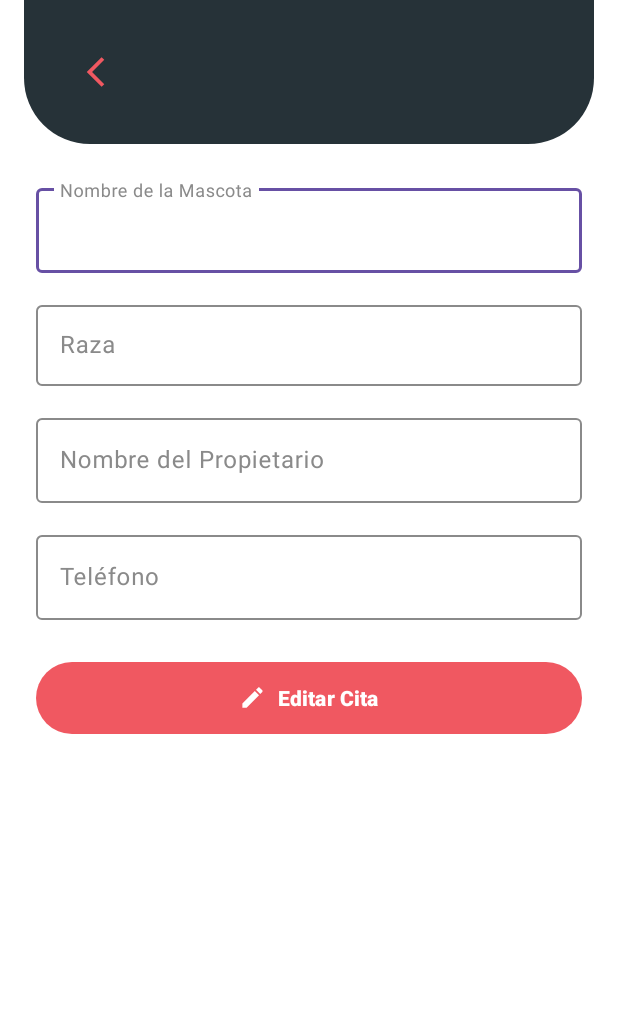
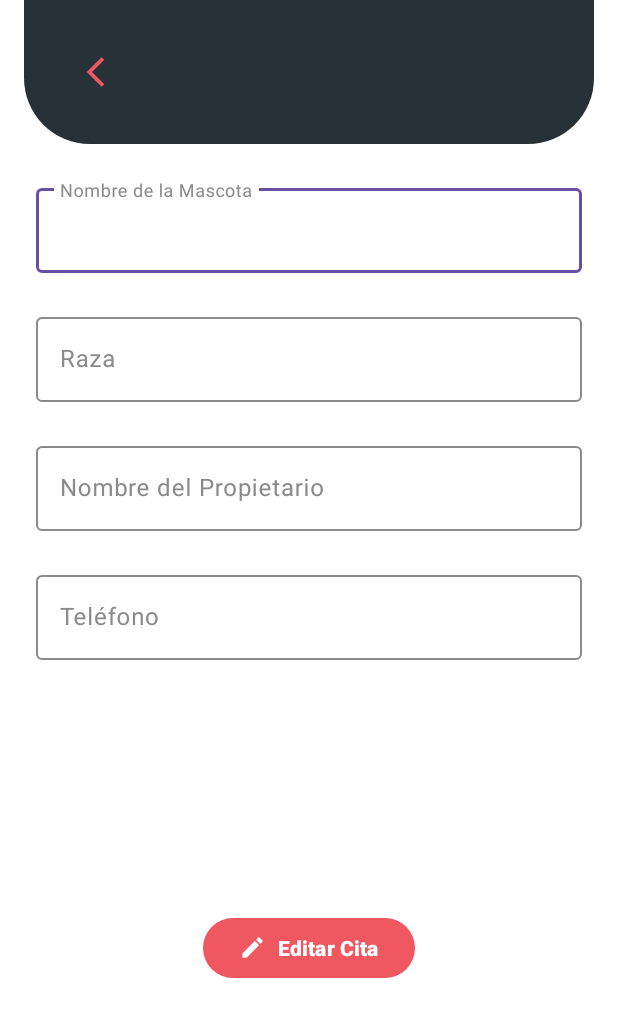
Before and after one commit to JuanCortesRo/equipoOcho, an Android app: the layout fragment_edit_appointment.xml on its own in the app's theme, with its tools: preview values and no code run, on a phone screen of 412 x 824 dp. Shown: the top 1017 px of the screen. Run offline under Robolectric (Android 15) with nearby library versions, the phone set to English and light mode, and no system bars.

Commit message:
style(edit): KAN-52 KAN-53 KAN-56 iguala separación y botón con Nueva Cita y agrega scroll al formulario

```diff
--- a/app/src/main/res/layout/fragment_edit_appointment.xml
+++ b/app/src/main/res/layout/fragment_edit_appointment.xml
@@ -23,6 +23,21 @@
             app:layout_constraintTop_toTopOf="parent"
             app:title="@{@string/edit_appointment_title}" />
 
+        <!-- Formulario desplazable: con el teclado abierto se puede llegar al botón Editar Cita. -->
+        <androidx.core.widget.NestedScrollView
+            android:layout_width="0dp"
+            android:layout_height="0dp"
+            android:fillViewport="true"
+            app:layout_constraintBottom_toBottomOf="parent"
+            app:layout_constraintEnd_toEndOf="parent"
+            app:layout_constraintStart_toStartOf="parent"
+            app:layout_constraintTop_toBottomOf="@id/toolbar">
+
+        <androidx.constraintlayout.widget.ConstraintLayout
+            android:layout_width="match_parent"
+            android:layout_height="wrap_content"
+            android:paddingBottom="24dp">
+
         <com.google.android.material.textfield.TextInputLayout
             android:id="@+id/tilPetName"
             android:layout_width="0dp"
@@ -33,7 +48,7 @@
             android:hint="@string/hint_pet_name"
             app:layout_constraintEnd_toEndOf="parent"
             app:layout_constraintStart_toStartOf="parent"
-            app:layout_constraintTop_toBottomOf="@id/toolbar">
+            app:layout_constraintTop_toTopOf="parent">
 
             <com.google.android.material.textfield.TextInputEditText
                 android:id="@+id/etPetName"
@@ -51,7 +66,7 @@
             android:layout_width="0dp"
             android:layout_height="wrap_content"
             android:layout_marginStart="24dp"
-            android:layout_marginTop="16dp"
+            android:layout_marginTop="24dp"
             android:layout_marginEnd="24dp"
             android:hint="@string/hint_breed"
             app:layout_constraintEnd_toEndOf="parent"
@@ -65,7 +80,6 @@
                 android:completionThreshold="2"
                 android:imeOptions="actionNext"
                 android:inputType="text"
-                android:padding="16dp"
                 android:singleLine="true"
                 android:text="@={viewModel.breed}" />
         </com.google.android.material.textfield.TextInputLayout>
@@ -75,7 +89,7 @@
             android:layout_width="0dp"
             android:layout_height="wrap_content"
             android:layout_marginStart="24dp"
-            android:layout_marginTop="16dp"
+            android:layout_marginTop="24dp"
             android:layout_marginEnd="24dp"
             android:hint="@string/hint_owner_name"
             app:layout_constraintEnd_toEndOf="parent"
@@ -98,7 +112,7 @@
             android:layout_width="0dp"
             android:layout_height="wrap_content"
             android:layout_marginStart="24dp"
-            android:layout_marginTop="16dp"
+            android:layout_marginTop="24dp"
             android:layout_marginEnd="24dp"
             android:hint="@string/hint_phone"
             app:layout_constraintEnd_toEndOf="parent"
@@ -119,19 +133,17 @@
         <com.equipoocho.dogapp.ui.common.PrimaryButton
             android:id="@+id/btnEditAppointment"
             style="@style/Widget.DogApp.Button.Primary"
-            android:layout_width="0dp"
-            android:layout_height="56dp"
-            android:layout_marginStart="24dp"
+            android:layout_width="wrap_content"
+            android:layout_height="wrap_content"
             android:layout_marginTop="24dp"
-            android:layout_marginEnd="24dp"
             android:enabled="@{viewModel.isFormValid}"
             android:text="@string/edit_appointment"
             app:icon="@drawable/ic_edit"
-            app:iconGravity="textStart"
-            app:iconPadding="8dp"
-            app:iconTint="@color/white"
+            app:layout_constraintBottom_toBottomOf="parent"
             app:layout_constraintEnd_toEndOf="parent"
             app:layout_constraintStart_toStartOf="parent"
             app:layout_constraintTop_toBottomOf="@id/tilPhone" />
+        </androidx.constraintlayout.widget.ConstraintLayout>
+        </androidx.core.widget.NestedScrollView>
     </androidx.constraintlayout.widget.ConstraintLayout>
 </layout>
```
